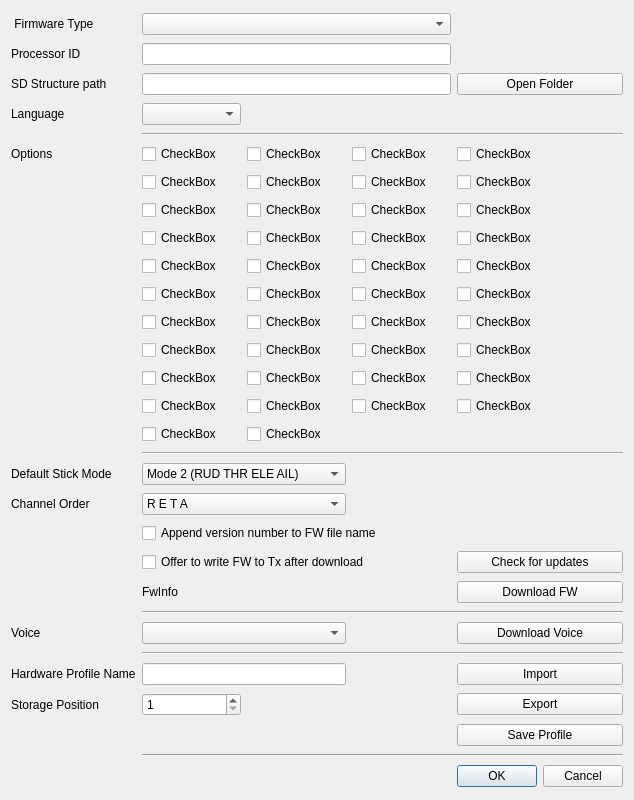
Old version of the form companion/src/fwpreferencesdialog.ui in the repository opentx/opentx.
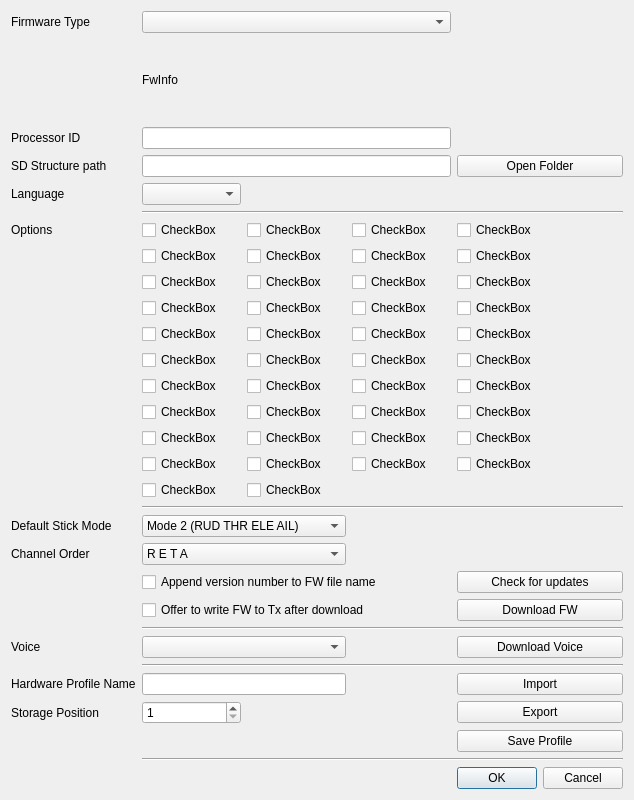
New version of the form.

```diff
--- a/companion/src/fwpreferencesdialog.ui
+++ b/companion/src/fwpreferencesdialog.ui
@@ -301,7 +301,7 @@
       </sizepolicy>
      </property>
      <property name="text">
-      <string> Firmware Type</string>
+      <string>Firmware Type</string>
      </property>
      <property name="alignment">
       <set>Qt::AlignLeading|Qt::AlignLeft|Qt::AlignVCenter</set>
@@ -1017,7 +1017,7 @@
      </property>
     </widget>
    </item>
-   <item row="33" column="3" colspan="3">
+   <item row="4" column="3">
     <widget class="QLabel" name="FwInfo">
      <property name="sizePolicy">
       <sizepolicy hsizetype="Expanding" vsizetype="Preferred">
@@ -1030,14 +1030,7 @@
      </property>
     </widget>
    </item>
-   <item row="33" column="6">
-    <widget class="QPushButton" name="fw_dnld">
-     <property name="text">
-      <string>Download FW</string>
-     </property>
-    </widget>
-   </item>
-   <item row="32" column="6">
+   <item row="31" column="6">
     <widget class="QPushButton" name="checkFWUpdates">
      <property name="minimumSize">
       <size>
@@ -1050,6 +1043,13 @@
      </property>
     </widget>
    </item>
+   <item row="32" column="6">
+    <widget class="QPushButton" name="fw_dnld">
+     <property name="text">
+      <string>Download FW</string>
+     </property>
+    </widget>
+   </item>
   </layout>
  </widget>
  <tabstops>
```
